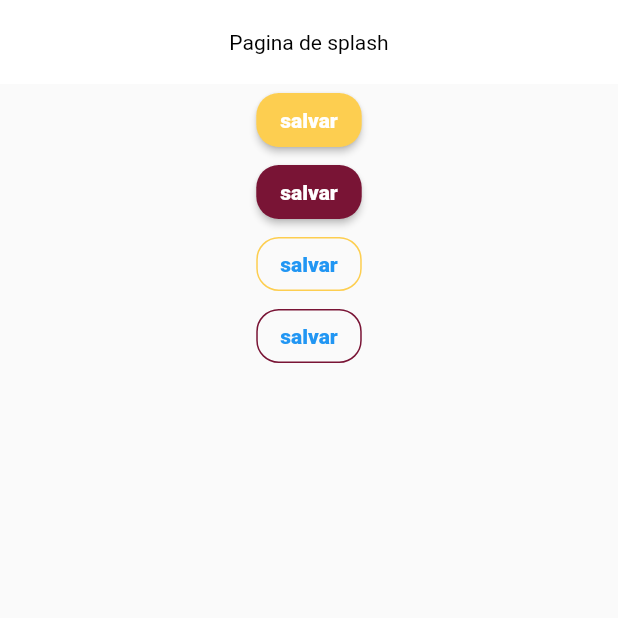
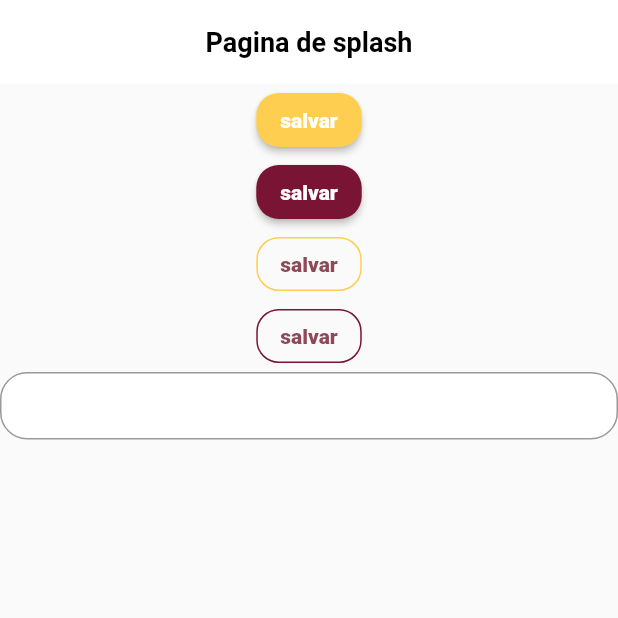
Before and after one commit to GabrielSiqueiraGama/album_copa_flutter, a Flutter app: the screen it shows after launch, on a phone screen of 412 x 824 dp, the top half of it. Run offline on Flutter 3.47's test engine with Material 2 defaults, Android fonts, the phone set to English and light mode, and no system bars; Roboto replaces fonts that are missing (MPlus1P, Poppins).

Commit message:
organizando pagina theme, splash e buttons

```diff
--- a/lib/app/core/styles/buttons_styles.dart
+++ b/lib/app/core/styles/buttons_styles.dart
@@ -49,3 +49,7 @@ class ButtonStyles {
             TextStyles.i.textSecondaryFontFontExtraBold.copyWith(fontSize: 14),
       );
 }
+
+extension ButtonStylesExtension on BuildContext {
+  ButtonStyles get buttonStyles => ButtonStyles.i;
+}
--- a/lib/app/core/styles/colors_app.dart
+++ b/lib/app/core/styles/colors_app.dart
@@ -10,7 +10,7 @@ class ColorsApp {
   }
 
   Color get primary => const Color(0XFF791435);
-  Color get seconday => const Color(0XFFFDCE50);
+  Color get secondary => const Color(0XFFFDCE50);
   Color get yellow => const Color(0XFFFDCE50);
   Color get grey => const Color(0XFFCCCCCC);
   Color get greyDark => const Color(0XFF999999);
--- a/lib/app/core/styles/text_styles.dart
+++ b/lib/app/core/styles/text_styles.dart
@@ -1,3 +1,4 @@
+import 'package:dart_week/app/core/styles/colors_app.dart';
 import 'package:flutter/material.dart';
 
 class TextStyles {
@@ -31,8 +32,12 @@ class TextStyles {
       TextStyle(fontWeight: FontWeight.bold, fontFamily: secondaryFont);
   TextStyle get textSecondaryFontFontExtraBold =>
       TextStyle(fontWeight: FontWeight.w800, fontFamily: secondaryFont);
+
+  TextStyle get labelText => textSecondaryFontFontRegular.copyWith(
+        color: ColorsApp.i.greyDark,
+      );
 }
 
 extension TextsAppExtensions on BuildContext {
-  TextStyles get texts => TextStyles.i;
+  TextStyles get textStyles => TextStyles.i;
 }
--- a/lib/app/core/theme/theme_config.dart
+++ b/lib/app/core/theme/theme_config.dart
@@ -1,11 +1,36 @@
 import 'package:flutter/material.dart';
+import 'package:dart_week/app/core/styles/colors_app.dart';
+import 'package:dart_week/app/core/styles/text_styles.dart';
 
 class ThemeConfig {
   ThemeConfig._();
+  static final _defaultInputBorder = OutlineInputBorder(
+      borderRadius: BorderRadius.circular(18),
+      borderSide: BorderSide(color: ColorsApp.i.greyDark));
 
   static final theme = ThemeData(
-    appBarTheme: const AppBarTheme(
+    appBarTheme: AppBarTheme(
       backgroundColor: Colors.white,
+      elevation: 0,
+      centerTitle: true,
+      iconTheme: const IconThemeData(
+        color: Colors.black,
+      ),
+      titleTextStyle: TextStyles.i.textPrimaryFontBold
+          .copyWith(color: Colors.black, fontSize: 18),
+    ),
+    primaryColor: ColorsApp.i.primary,
+    colorScheme: ColorScheme.fromSeed(
+        seedColor: ColorsApp.i.primary, secondary: ColorsApp.i.secondary),
+    inputDecorationTheme: InputDecorationTheme(
+      fillColor: Colors.white,
+      filled: true,
+      isDense: true,
+      contentPadding: const EdgeInsets.all(13),
+      labelStyle: TextStyles.i.labelText,
+      border: _defaultInputBorder,
+      enabledBorder: _defaultInputBorder,
+      focusedBorder: _defaultInputBorder,
     ),
   );
 }
--- a/lib/app/pages/splash/splash_page.dart
+++ b/lib/app/pages/splash/splash_page.dart
@@ -6,23 +6,12 @@ class SplashPage extends StatelessWidget {
 
   @override
   Widget build(BuildContext context) {
-    return Theme(
-      data: ThemeData(
-        appBarTheme: const AppBarTheme(
-            backgroundColor: Colors.white,
-            elevation: 0,
-            centerTitle: true,
-            iconTheme: IconThemeData(
-              color: Colors.black,
-            ),
-            titleTextStyle: TextStyle(color: Colors.black)),
+    return Scaffold(
+      appBar: AppBar(
+        title: const Text('Pagina de splash'),
       ),
-      child: Scaffold(
-        appBar: AppBar(
-          title: const Text('Pagina de splash'),
-        ),
-        body: Center(
-            child: Column(
+      body: Center(
+        child: Column(
           children: [
             ElevatedButton(
               onPressed: () {},
@@ -44,8 +33,9 @@ class SplashPage extends StatelessWidget {
               style: ButtonStyles.i.primaryOutlineButton,
               child: const Text('salvar'),
             ),
+            const TextField()
           ],
-        )),
+        ),
       ),
     );
   }
```
